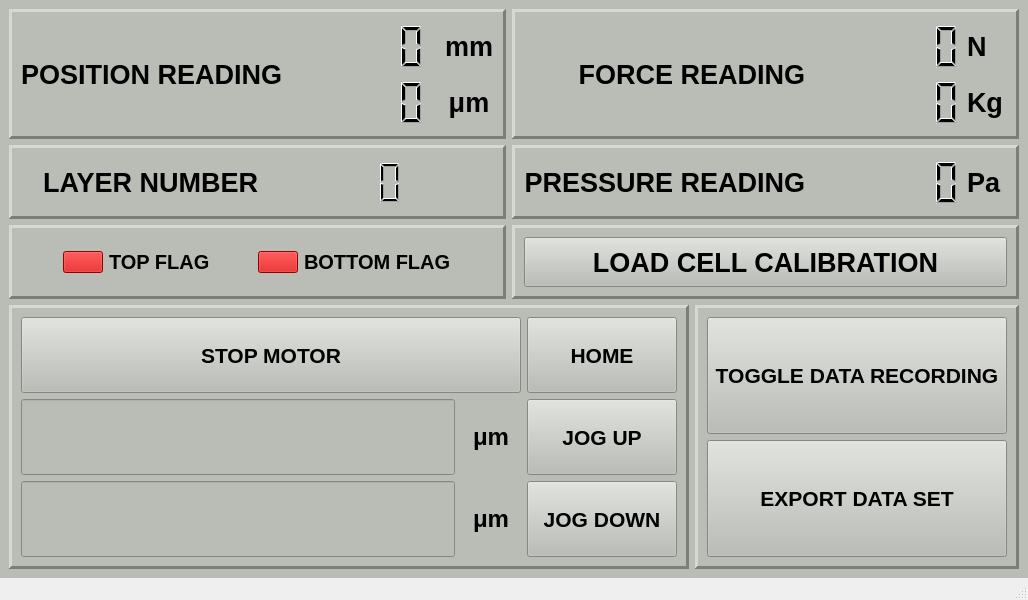
Old version of the form newBlackBetty.ui in the repository georgeExotic/BlackBetty_v2.
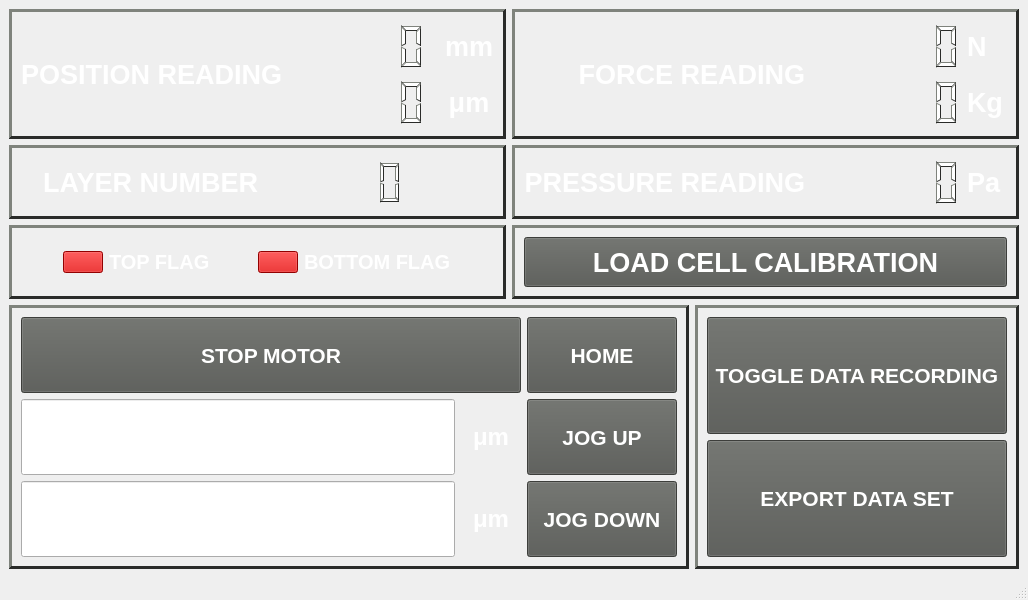
New version of the form.

The edit to the form file:
```diff
--- a/newBlackBetty.ui
+++ b/newBlackBetty.ui
@@ -22,43 +22,6 @@
     <height>0</height>
    </size>
   </property>
-  <property name="palette">
-   <palette>
-    <active>
-     <colorrole role="Button">
-      <brush brushstyle="SolidPattern">
-       <color alpha="255">
-        <red>115</red>
-        <green>210</green>
-        <blue>22</blue>
-       </color>
-      </brush>
-     </colorrole>
-    </active>
-    <inactive>
-     <colorrole role="Button">
-      <brush brushstyle="SolidPattern">
-       <color alpha="255">
-        <red>115</red>
-        <green>210</green>
-        <blue>22</blue>
-       </color>
-      </brush>
-     </colorrole>
-    </inactive>
-    <disabled>
-     <colorrole role="Button">
-      <brush brushstyle="SolidPattern">
-       <color alpha="255">
-        <red>115</red>
-        <green>210</green>
-        <blue>22</blue>
-       </color>
-      </brush>
-     </colorrole>
-    </disabled>
-   </palette>
-  </property>
   <property name="windowTitle">
    <string>MainWindow</string>
   </property>
@@ -69,8 +32,447 @@
      <verstretch>0</verstretch>
     </sizepolicy>
    </property>
-   <property name="styleSheet">
-    <string notr="true">background-color: rgb(186, 189, 182);</string>
+   <property name="palette">
+    <palette>
+     <active>
+      <colorrole role="WindowText">
+       <brush brushstyle="SolidPattern">
+        <color alpha="255">
+         <red>255</red>
+         <green>255</green>
+         <blue>255</blue>
+        </color>
+       </brush>
+      </colorrole>
+      <colorrole role="Button">
+       <brush brushstyle="SolidPattern">
+        <color alpha="255">
+         <red>85</red>
+         <green>87</green>
+         <blue>83</blue>
+        </color>
+       </brush>
+      </colorrole>
+      <colorrole role="Light">
+       <brush brushstyle="SolidPattern">
+        <color alpha="255">
+         <red>127</red>
+         <green>131</green>
+         <blue>124</blue>
+        </color>
+       </brush>
+      </colorrole>
+      <colorrole role="Midlight">
+       <brush brushstyle="SolidPattern">
+        <color alpha="255">
+         <red>106</red>
+         <green>109</green>
+         <blue>103</blue>
+        </color>
+       </brush>
+      </colorrole>
+      <colorrole role="Dark">
+       <brush brushstyle="SolidPattern">
+        <color alpha="255">
+         <red>42</red>
+         <green>43</green>
+         <blue>41</blue>
+        </color>
+       </brush>
+      </colorrole>
+      <colorrole role="Mid">
+       <brush brushstyle="SolidPattern">
+        <color alpha="255">
+         <red>56</red>
+         <green>58</green>
+         <blue>55</blue>
+        </color>
+       </brush>
+      </colorrole>
+      <colorrole role="Text">
+       <brush brushstyle="SolidPattern">
+        <color alpha="255">
+         <red>255</red>
+         <green>255</green>
+         <blue>255</blue>
+        </color>
+       </brush>
+      </colorrole>
+      <colorrole role="BrightText">
+       <brush brushstyle="SolidPattern">
+        <color alpha="255">
+         <red>255</red>
+         <green>255</green>
+         <blue>255</blue>
+        </color>
+       </brush>
+      </colorrole>
+      <colorrole role="ButtonText">
+       <brush brushstyle="SolidPattern">
+        <color alpha="255">
+         <red>255</red>
+         <green>255</green>
+         <blue>255</blue>
+        </color>
+       </brush>
+      </colorrole>
+      <colorrole role="Base">
+       <brush brushstyle="SolidPattern">
+        <color alpha="255">
+         <red>0</red>
+         <green>0</green>
+         <blue>0</blue>
+        </color>
+       </brush>
+      </colorrole>
+      <colorrole role="Window">
+       <brush brushstyle="SolidPattern">
+        <color alpha="255">
+         <red>85</red>
+         <green>87</green>
+         <blue>83</blue>
+        </color>
+       </brush>
+      </colorrole>
+      <colorrole role="Shadow">
+       <brush brushstyle="SolidPattern">
+        <color alpha="255">
+         <red>0</red>
+         <green>0</green>
+         <blue>0</blue>
+        </color>
+       </brush>
+      </colorrole>
+      <colorrole role="AlternateBase">
+       <brush brushstyle="SolidPattern">
+        <color alpha="255">
+         <red>42</red>
+         <green>43</green>
+         <blue>41</blue>
+        </color>
+       </brush>
+      </colorrole>
+      <colorrole role="ToolTipBase">
+       <brush brushstyle="SolidPattern">
+        <color alpha="255">
+         <red>255</red>
+         <green>255</green>
+         <blue>220</blue>
+        </color>
+       </brush>
+      </colorrole>
+      <colorrole role="ToolTipText">
+       <brush brushstyle="SolidPattern">
+        <color alpha="255">
+         <red>0</red>
+         <green>0</green>
+         <blue>0</blue>
+        </color>
+       </brush>
+      </colorrole>
+      <colorrole role="PlaceholderText">
+       <brush brushstyle="SolidPattern">
+        <color alpha="128">
+         <red>255</red>
+         <green>255</green>
+         <blue>255</blue>
+        </color>
+       </brush>
+      </colorrole>
+     </active>
+     <inactive>
+      <colorrole role="WindowText">
+       <brush brushstyle="SolidPattern">
+        <color alpha="255">
+         <red>255</red>
+         <green>255</green>
+         <blue>255</blue>
+        </color>
+       </brush>
+      </colorrole>
+      <colorrole role="Button">
+       <brush brushstyle="SolidPattern">
+        <color alpha="255">
+         <red>85</red>
+         <green>87</green>
+         <blue>83</blue>
+        </color>
+       </brush>
+      </colorrole>
+      <colorrole role="Light">
+       <brush brushstyle="SolidPattern">
+        <color alpha="255">
+         <red>127</red>
+         <green>131</green>
+         <blue>124</blue>
+        </color>
+       </brush>
+      </colorrole>
+      <colorrole role="Midlight">
+       <brush brushstyle="SolidPattern">
+        <color alpha="255">
+         <red>106</red>
+         <green>109</green>
+         <blue>103</blue>
+        </color>
+       </brush>
+      </colorrole>
+      <colorrole role="Dark">
+       <brush brushstyle="SolidPattern">
+        <color alpha="255">
+         <red>42</red>
+         <green>43</green>
+         <blue>41</blue>
+        </color>
+       </brush>
+      </colorrole>
+      <colorrole role="Mid">
+       <brush brushstyle="SolidPattern">
+        <color alpha="255">
+         <red>56</red>
+         <green>58</green>
+         <blue>55</blue>
+        </color>
+       </brush>
+      </colorrole>
+      <colorrole role="Text">
+       <brush brushstyle="SolidPattern">
+        <color alpha="255">
+         <red>255</red>
+         <green>255</green>
+         <blue>255</blue>
+        </color>
+       </brush>
+      </colorrole>
+      <colorrole role="BrightText">
+       <brush brushstyle="SolidPattern">
+        <color alpha="255">
+         <red>255</red>
+         <green>255</green>
+         <blue>255</blue>
+        </color>
+       </brush>
+      </colorrole>
+      <colorrole role="ButtonText">
+       <brush brushstyle="SolidPattern">
+        <color alpha="255">
+         <red>255</red>
+         <green>255</green>
+         <blue>255</blue>
+        </color>
+       </brush>
+      </colorrole>
+      <colorrole role="Base">
+       <brush brushstyle="SolidPattern">
+        <color alpha="255">
+         <red>0</red>
+         <green>0</green>
+         <blue>0</blue>
+        </color>
+       </brush>
+      </colorrole>
+      <colorrole role="Window">
+       <brush brushstyle="SolidPattern">
+        <color alpha="255">
+         <red>85</red>
+         <green>87</green>
+         <blue>83</blue>
+        </color>
+       </brush>
+      </colorrole>
+      <colorrole role="Shadow">
+       <brush brushstyle="SolidPattern">
+        <color alpha="255">
+         <red>0</red>
+         <green>0</green>
+         <blue>0</blue>
+        </color>
+       </brush>
+      </colorrole>
+      <colorrole role="AlternateBase">
+       <brush brushstyle="SolidPattern">
+        <color alpha="255">
+         <red>42</red>
+         <green>43</green>
+         <blue>41</blue>
+        </color>
+       </brush>
+      </colorrole>
+      <colorrole role="ToolTipBase">
+       <brush brushstyle="SolidPattern">
+        <color alpha="255">
+         <red>255</red>
+         <green>255</green>
+         <blue>220</blue>
+        </color>
+       </brush>
+      </colorrole>
+      <colorrole role="ToolTipText">
+       <brush brushstyle="SolidPattern">
+        <color alpha="255">
+         <red>0</red>
+         <green>0</green>
+         <blue>0</blue>
+        </color>
+       </brush>
+      </colorrole>
+      <colorrole role="PlaceholderText">
+       <brush brushstyle="SolidPattern">
+        <color alpha="128">
+         <red>255</red>
+         <green>255</green>
+         <blue>255</blue>
+        </color>
+       </brush>
+      </colorrole>
+     </inactive>
+     <disabled>
+      <colorrole role="WindowText">
+       <brush brushstyle="SolidPattern">
+        <color alpha="255">
+         <red>42</red>
+         <green>43</green>
+         <blue>41</blue>
+        </color>
+       </brush>
+      </colorrole>
+      <colorrole role="Button">
+       <brush brushstyle="SolidPattern">
+        <color alpha="255">
+         <red>85</red>
+         <green>87</green>
+         <blue>83</blue>
+        </color>
+       </brush>
+      </colorrole>
+      <colorrole role="Light">
+       <brush brushstyle="SolidPattern">
+        <color alpha="255">
+         <red>127</red>
+         <green>131</green>
+         <blue>124</blue>
+        </color>
+       </brush>
+      </colorrole>
+      <colorrole role="Midlight">
+       <brush brushstyle="SolidPattern">
+        <color alpha="255">
+         <red>106</red>
+         <green>109</green>
+         <blue>103</blue>
+        </color>
+       </brush>
+      </colorrole>
+      <colorrole role="Dark">
+       <brush brushstyle="SolidPattern">
+        <color alpha="255">
+         <red>42</red>
+         <green>43</green>
+         <blue>41</blue>
+        </color>
+       </brush>
+      </colorrole>
+      <colorrole role="Mid">
+       <brush brushstyle="SolidPattern">
+        <color alpha="255">
+         <red>56</red>
+         <green>58</green>
+         <blue>55</blue>
+        </color>
+       </brush>
+      </colorrole>
+      <colorrole role="Text">
+       <brush brushstyle="SolidPattern">
+        <color alpha="255">
+         <red>42</red>
+         <green>43</green>
+         <blue>41</blue>
+        </color>
+       </brush>
+      </colorrole>
+      <colorrole role="BrightText">
+       <brush brushstyle="SolidPattern">
+        <color alpha="255">
+         <red>255</red>
+         <green>255</green>
+         <blue>255</blue>
+        </color>
+       </brush>
+      </colorrole>
+      <colorrole role="ButtonText">
+       <brush brushstyle="SolidPattern">
+        <color alpha="255">
+         <red>42</red>
+         <green>43</green>
+         <blue>41</blue>
+        </color>
+       </brush>
+      </colorrole>
+      <colorrole role="Base">
+       <brush brushstyle="SolidPattern">
+        <color alpha="255">
+         <red>85</red>
+         <green>87</green>
+         <blue>83</blue>
+        </color>
+       </brush>
+      </colorrole>
+      <colorrole role="Window">
+       <brush brushstyle="SolidPattern">
+        <color alpha="255">
+         <red>85</red>
+         <green>87</green>
+         <blue>83</blue>
+        </color>
+       </brush>
+      </colorrole>
+      <colorrole role="Shadow">
+       <brush brushstyle="SolidPattern">
+        <color alpha="255">
+         <red>0</red>
+         <green>0</green>
+         <blue>0</blue>
+        </color>
+       </brush>
+      </colorrole>
+      <colorrole role="AlternateBase">
+       <brush brushstyle="SolidPattern">
+        <color alpha="255">
+         <red>85</red>
+         <green>87</green>
+         <blue>83</blue>
+        </color>
+       </brush>
+      </colorrole>
+      <colorrole role="ToolTipBase">
+       <brush brushstyle="SolidPattern">
+        <color alpha="255">
+         <red>255</red>
+         <green>255</green>
+         <blue>220</blue>
+        </color>
+       </brush>
+      </colorrole>
+      <colorrole role="ToolTipText">
+       <brush brushstyle="SolidPattern">
+        <color alpha="255">
+         <red>0</red>
+         <green>0</green>
+         <blue>0</blue>
+        </color>
+       </brush>
+      </colorrole>
+      <colorrole role="PlaceholderText">
+       <brush brushstyle="SolidPattern">
+        <color alpha="128">
+         <red>255</red>
+         <green>255</green>
+         <blue>255</blue>
+        </color>
+       </brush>
+      </colorrole>
+     </disabled>
+    </palette>
    </property>
    <layout class="QGridLayout" name="gridLayout_14">
     <item row="0" column="0">
```
